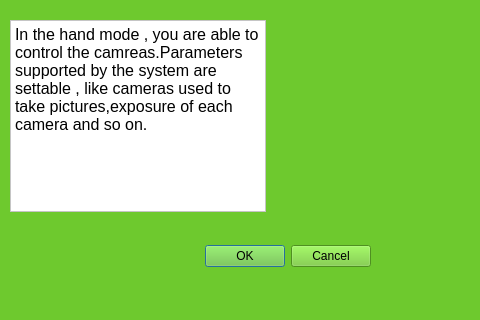
The window that ProgrammableCamera/handmode.ui (XintingXu/ProgrammableCamera) describes before a commit, drawn with Qt 5.
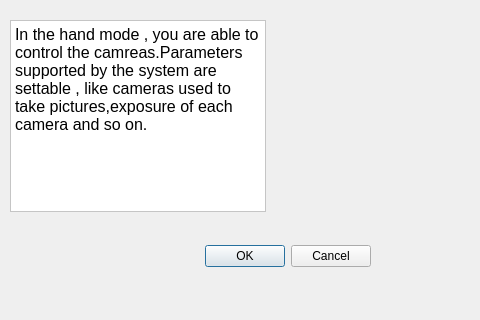
The same window after the commit.

```diff
--- a/ProgrammableCamera/handmode.ui
+++ b/ProgrammableCamera/handmode.ui
@@ -26,7 +26,7 @@
    <string>Dialog</string>
   </property>
   <property name="styleSheet">
-   <string notr="true">background-color: rgb(110, 201, 46);</string>
+   <string notr="true">alternate-background-color: rgb(255, 255, 255);</string>
   </property>
   <widget class="QDialogButtonBox" name="buttonBox">
    <property name="geometry">
```
